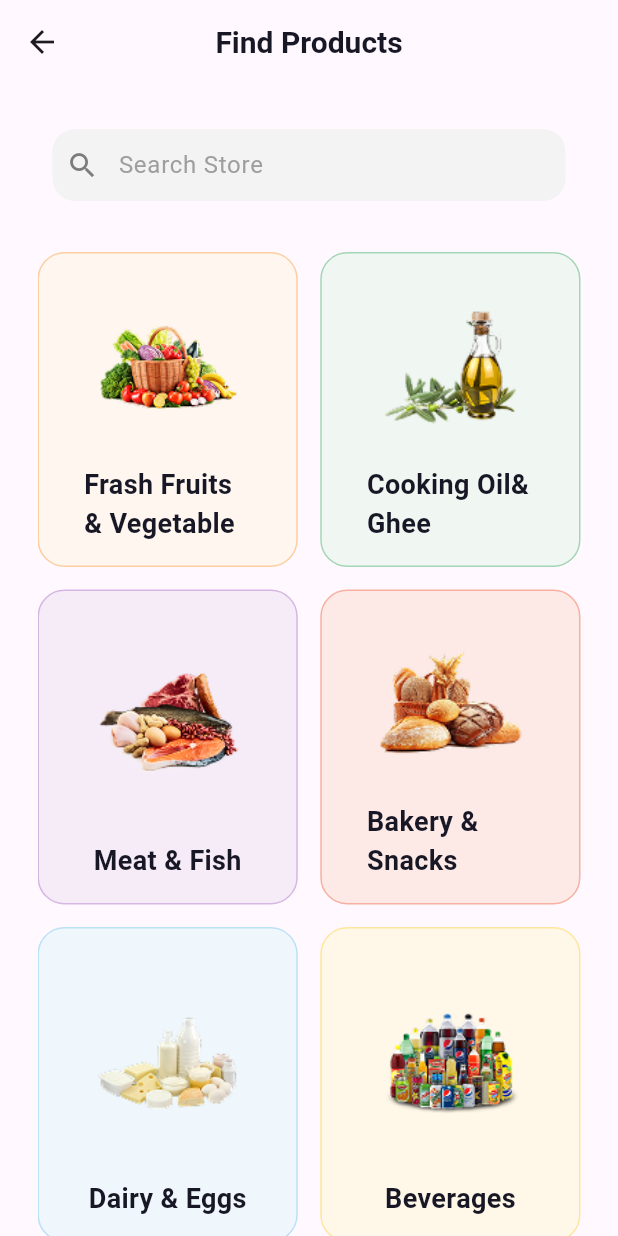
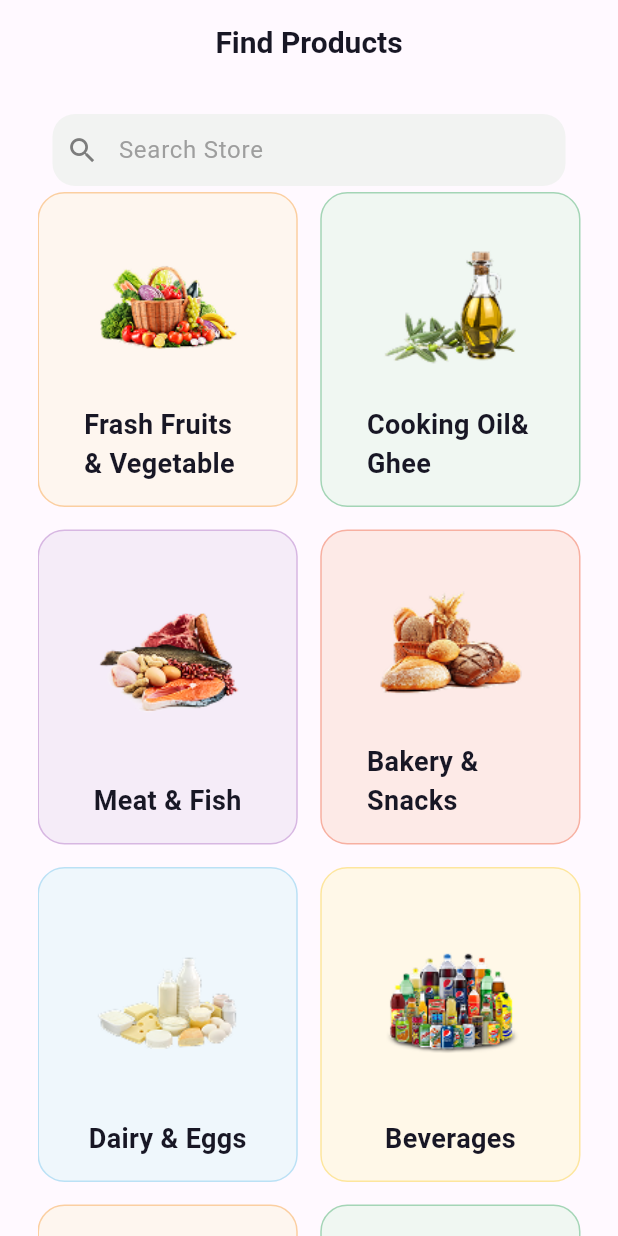
Before and after one commit to iMarinaAdel/Nectar_App, a Flutter app: the ExploreScreen screen opened directly, on a phone screen of 412 x 824 dp. Run offline on Flutter 3.47's test engine with Material 3 defaults, Android fonts, the phone set to English and light mode, and no system bars; our stand-ins replace flutter_svg.

Commit message:
Update search bar design/functionality

```diff
--- a/lib/componant/searchBar/searchBar_widget.dart
+++ b/lib/componant/searchBar/searchBar_widget.dart
@@ -8,7 +8,7 @@ class SearchBarWidget extends StatelessWidget {
   @override
   Widget build(BuildContext context) {
     return Padding(
-      padding: const EdgeInsets.symmetric(horizontal: 10, vertical: 10),
+      padding: const EdgeInsets.symmetric(horizontal: 10,),
       child: SizedBox(
         height: 52,
         child: TextFormField(
--- a/lib/features/explore/pages/explore_screen.dart
+++ b/lib/features/explore/pages/explore_screen.dart
@@ -30,10 +30,7 @@ class _ExploreScreenState extends State<ExploreScreen> {
         padding: const EdgeInsets.only(right: 25, left: 25, top: 20),
         child: Column(
           children: [
-            Padding(
-              padding: const EdgeInsets.only(bottom: 20),
-              child: SearchBarWidget(),
-            ),
+            SearchBarWidget(),
             Expanded(
               child: GridView.builder(
                 itemCount: category.length,
--- a/lib/features/slpash_screen.dart
+++ b/lib/features/slpash_screen.dart
@@ -3,7 +3,7 @@ import 'package:flutter_svg/flutter_svg.dart';
 import 'package:nectar_app/const/app_assets.dart';
 import 'package:nectar_app/core/utils/app_colors.dart';
 import 'package:nectar_app/extentions/navigation.dart';
-import 'package:nectar_app/features/auth/pages/location_screen.dart';
+import 'package:nectar_app/features/explore/pages/explore_screen.dart';
 
 class SlpashScreen extends StatefulWidget {
   const SlpashScreen({super.key});
@@ -16,7 +16,7 @@ class _SlpashScreenState extends State<SlpashScreen> {
   @override
   void initState() {
     Future.delayed(Duration(seconds: 3), () {
-      AppNavigation.pushReplacementTO(context, LocationScreen());
+      AppNavigation.pushReplacementTO(context, ExploreScreen());
     });
     super.initState();
   }
```
